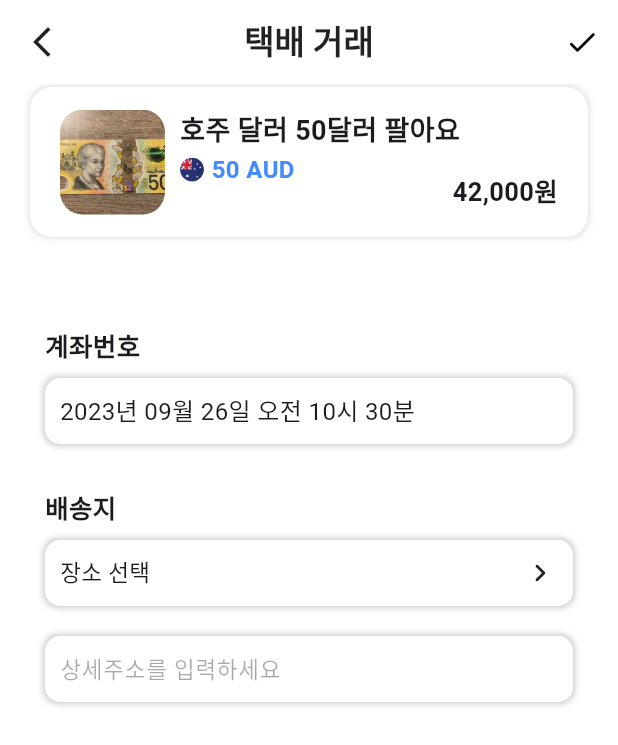
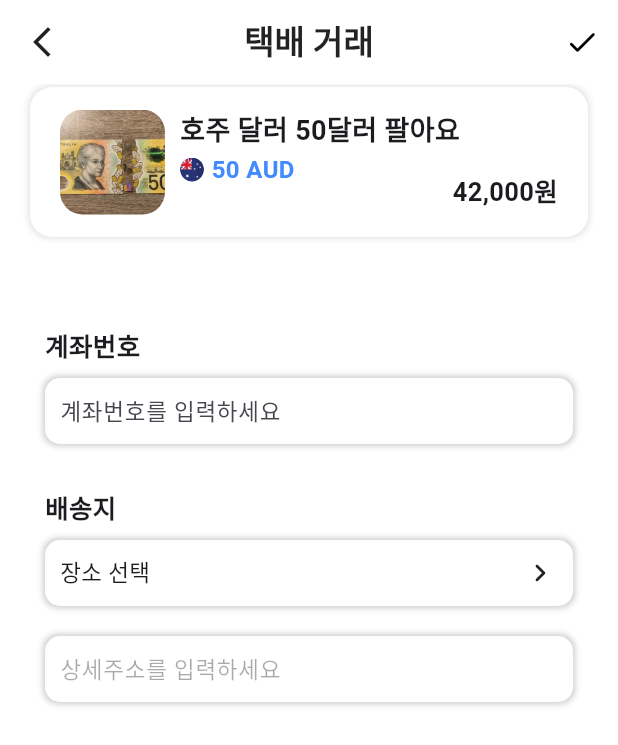
Before and after one commit to Donne-All-Around/DonneAllAround, a Flutter app: the DeliveryTransactionPage screen opened directly, on a phone screen of 412 x 824 dp. Shown: the top 745 px of the screen. Run offline on Flutter 3.47's test engine with Material 3 defaults, Android fonts, the light colour scheme and no system bars; our stand-ins replace awesome_bottom_bar, chat_bubbles, fl_chart, flutter_chat_bubble, geocoding, geolocator and 3 more; missing offline and left inert: bottom_picker, kpostal.

Commit message:
0925 JM 택배 거래 페이지 수정

```diff
--- a/frontend/a705/lib/delivery_transaction_page.dart
+++ b/frontend/a705/lib/delivery_transaction_page.dart
@@ -227,11 +227,20 @@ class _DeliveryTransactionPageState extends State<DeliveryTransactionPage> {
                     ),
                   ],
                 ),
-                child: Row(
+                child: const Row(
                   children: [
-                    Text(
-                      DateFormat('yyyy년 MM월 dd일 a hh시 mm분', 'ko').format(appointmentDate),
-                      style: const TextStyle(fontSize: 16),
+                    Expanded(
+                      child: TextField(
+                          decoration: InputDecoration(
+                            hintText: '계좌번호를 입력하세요',
+                            border: InputBorder.none,
+                            contentPadding: EdgeInsets.zero,
+                            isDense: true,
+                          ),
+                          style: TextStyle(
+                            fontSize: 15,
+                          ),
+                      ),
                     ),
                   ],
                 ),
```
Also changed, not shown: frontend/a705/pubspec.lock.
